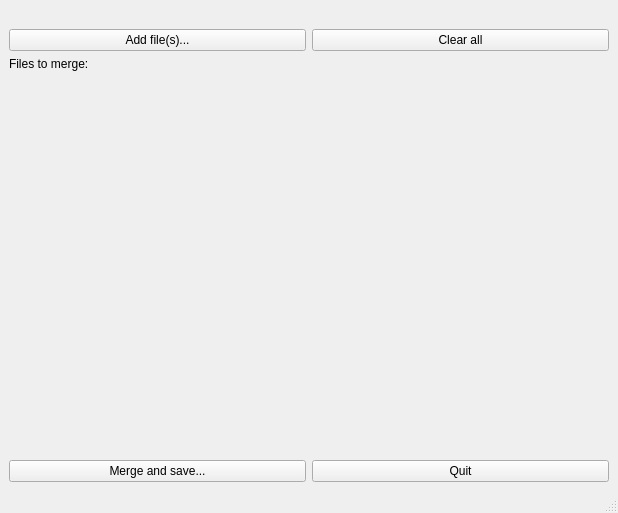
First picture: the form in ulstools/apps/pdfmerger/pdfmerger.ui, repository NCH-Motion-Laboratory/ulstools, before the edit.
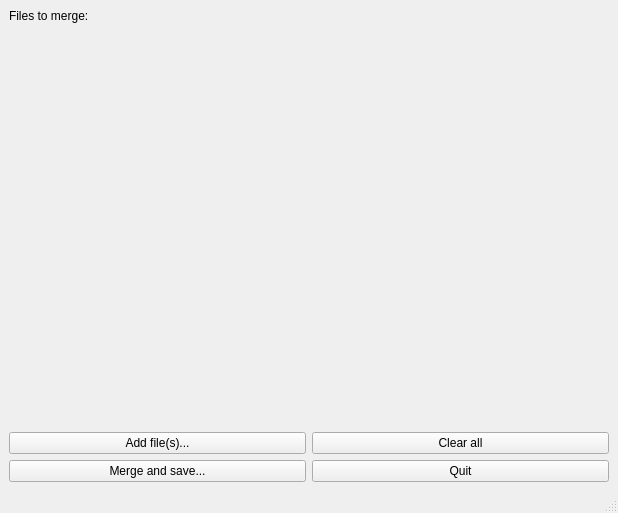
Second picture: the form after the edit.

Commit message: pdfmerger py3 and other fixes

Diff of the .ui file:
```diff
--- a/ulstools/apps/pdfmerger/pdfmerger.ui
+++ b/ulstools/apps/pdfmerger/pdfmerger.ui
@@ -18,27 +18,29 @@
     <item>
      <layout class="QGridLayout" name="gridLayout">
       <item row="1" column="0">
-       <widget class="QPushButton" name="btnAddFiles">
-        <property name="text">
-         <string>Add file(s)...</string>
+       <widget class="QLabel" name="label">
+        <property name="sizePolicy">
+         <sizepolicy hsizetype="Minimum" vsizetype="Preferred">
+          <horstretch>0</horstretch>
+          <verstretch>0</verstretch>
+         </sizepolicy>
         </property>
-       </widget>
-      </item>
-      <item row="5" column="1">
-       <widget class="QPushButton" name="btnQuit">
         <property name="text">
-         <string>Quit</string>
+         <string>Files to merge:</string>
         </property>
+        <property name="alignment">
+         <set>Qt::AlignLeading|Qt::AlignLeft|Qt::AlignTop</set>
+        </property>
        </widget>
       </item>
-      <item row="5" column="0">
+      <item row="4" column="0">
        <widget class="QPushButton" name="btnMerge">
         <property name="text">
          <string>Merge and save...</string>
         </property>
        </widget>
       </item>
-      <item row="3" column="0" colspan="2">
+      <item row="2" column="0" colspan="2">
        <widget class="QLabel" name="lblFiles">
         <property name="enabled">
          <bool>true</bool>
@@ -57,45 +59,27 @@
         </property>
        </widget>
       </item>
-      <item row="0" column="0">
-       <spacer name="verticalSpacer">
-        <property name="orientation">
-         <enum>Qt::Vertical</enum>
+      <item row="4" column="1">
+       <widget class="QPushButton" name="btnQuit">
+        <property name="text">
+         <string>Quit</string>
         </property>
-        <property name="sizeType">
-         <enum>QSizePolicy::Fixed</enum>
+       </widget>
+      </item>
+      <item row="3" column="0">
+       <widget class="QPushButton" name="btnAddFiles">
+        <property name="text">
+         <string>Add file(s)...</string>
         </property>
-        <property name="sizeHint" stdset="0">
-         <size>
-          <width>20</width>
-          <height>20</height>
-         </size>
-        </property>
-       </spacer>
+       </widget>
       </item>
-      <item row="1" column="1">
+      <item row="3" column="1">
        <widget class="QPushButton" name="btnClearAll">
         <property name="text">
          <string>Clear all</string>
         </property>
        </widget>
       </item>
-      <item row="2" column="0">
-       <widget class="QLabel" name="label">
-        <property name="sizePolicy">
-         <sizepolicy hsizetype="Minimum" vsizetype="Preferred">
-          <horstretch>0</horstretch>
-          <verstretch>0</verstretch>
-         </sizepolicy>
-        </property>
-        <property name="text">
-         <string>Files to merge:</string>
-        </property>
-        <property name="alignment">
-         <set>Qt::AlignLeading|Qt::AlignLeft|Qt::AlignTop</set>
-        </property>
-       </widget>
-      </item>
      </layout>
     </item>
    </layout>
```
The commit also changes 1 other file.
